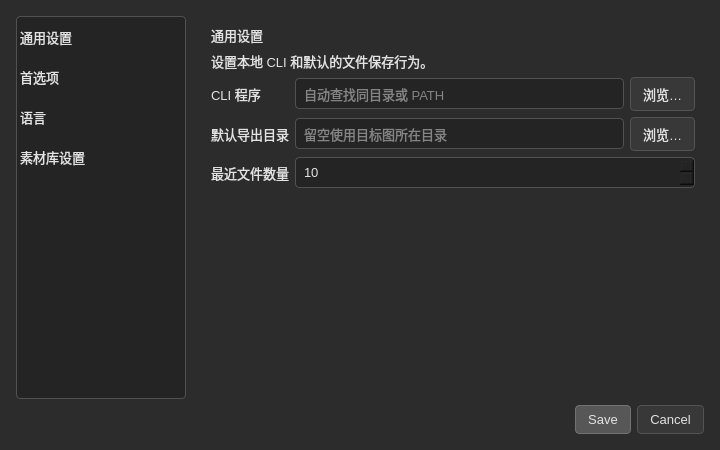
CialloKing/Mosaicraft, file desktop/ui/SettingsDialog.ui: the form before one commit.
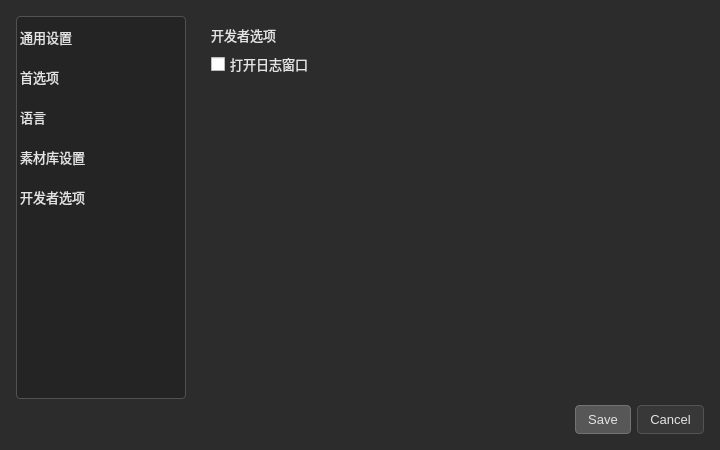
The form after the commit. The open tabs and pages were chosen to show the change.

Commit message:
合并桌面后台到 CLI 并新增独立日志窗口
由 mosaicraft 提供桌面编辑和素材库维护入口，同步更新打包、文档和测试。

移除主窗口状态栏，在导出页显示进度和单行状态，并在开发者选项中提供独立日志窗口。

```diff
--- a/desktop/ui/SettingsDialog.ui
+++ b/desktop/ui/SettingsDialog.ui
@@ -27,7 +27,7 @@
    <item>
     <layout class="QHBoxLayout" name="settingsBody" stretch="0,1">
      <property name="spacing"><number>16</number></property>
-     <item><widget class="QListWidget" name="settingsNavigation"><property name="minimumSize"><size><width>144</width><height>0</height></size></property><property name="maximumSize"><size><width>170</width><height>16777215</height></size></property><item><property name="text"><string>通用设置</string></property></item><item><property name="text"><string>首选项</string></property></item><item><property name="text"><string>语言</string></property></item><item><property name="text"><string>素材库设置</string></property></item></widget></item>
+     <item><widget class="QListWidget" name="settingsNavigation"><property name="minimumSize"><size><width>144</width><height>0</height></size></property><property name="maximumSize"><size><width>170</width><height>16777215</height></size></property><item><property name="text"><string>通用设置</string></property></item><item><property name="text"><string>首选项</string></property></item><item><property name="text"><string>语言</string></property></item><item><property name="text"><string>素材库设置</string></property></item><item><property name="text"><string>开发者选项</string></property></item></widget></item>
      <item>
       <widget class="QStackedWidget" name="settingsPages">
        <property name="currentIndex"><number>0</number></property>
@@ -115,6 +115,14 @@
          </item>
         </layout>
        </widget>
+       <widget class="QWidget" name="developerPage">
+        <layout class="QVBoxLayout" name="developerLayout">
+         <property name="leftMargin"><number>9</number></property><property name="topMargin"><number>9</number></property><property name="rightMargin"><number>9</number></property><property name="bottomMargin"><number>9</number></property>
+         <item><widget class="QLabel" name="developerTitle"><property name="text"><string>开发者选项</string></property><property name="sectionTitle" stdset="0"><bool>true</bool></property></widget></item>
+         <item><widget class="QCheckBox" name="openLogWindow"><property name="text"><string>打开日志窗口</string></property></widget></item>
+         <item><spacer name="developerSpacer"><property name="orientation"><enum>Qt::Orientation::Vertical</enum></property><property name="sizeHint" stdset="0"><size><width>0</width><height>16</height></size></property></spacer></item>
+        </layout>
+       </widget>
       </widget>
      </item>
     </layout>
```
The commit also changes 23 other files.
